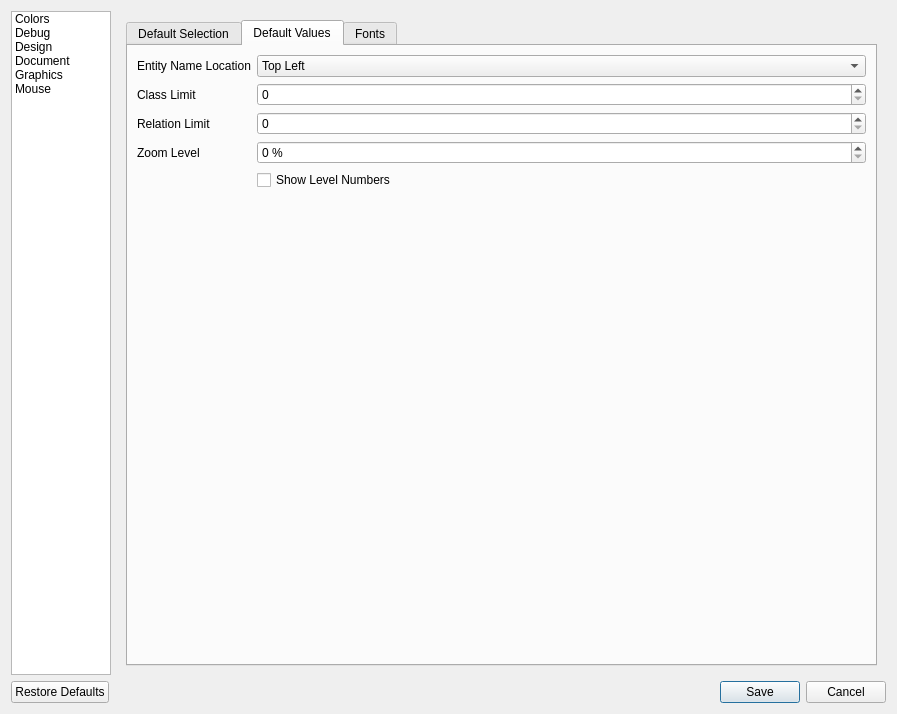
Old version of the form lvtqtw/ct_lvtqtw_configurationdialog.ui in the repository KDE/codevis.
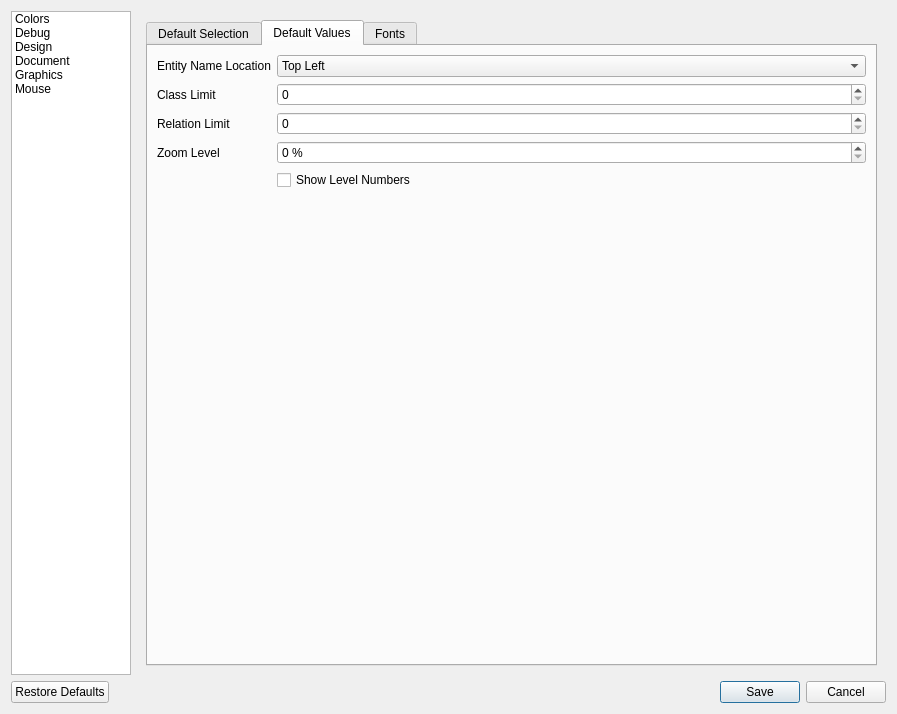
New version of the form. Custom widgets are drawn as their Qt base class.

Commit message: Increase left panel size a bit in the configuration dialog

Diff of the .ui file:
```diff
--- a/lvtqtw/ct_lvtqtw_configurationdialog.ui
+++ b/lvtqtw/ct_lvtqtw_configurationdialog.ui
@@ -20,13 +20,13 @@
       <widget class="QListWidget" name="listWidget">
        <property name="minimumSize">
         <size>
-         <width>100</width>
+         <width>120</width>
          <height>0</height>
         </size>
        </property>
        <property name="maximumSize">
         <size>
-         <width>100</width>
+         <width>120</width>
          <height>16777215</height>
         </size>
        </property>
```
